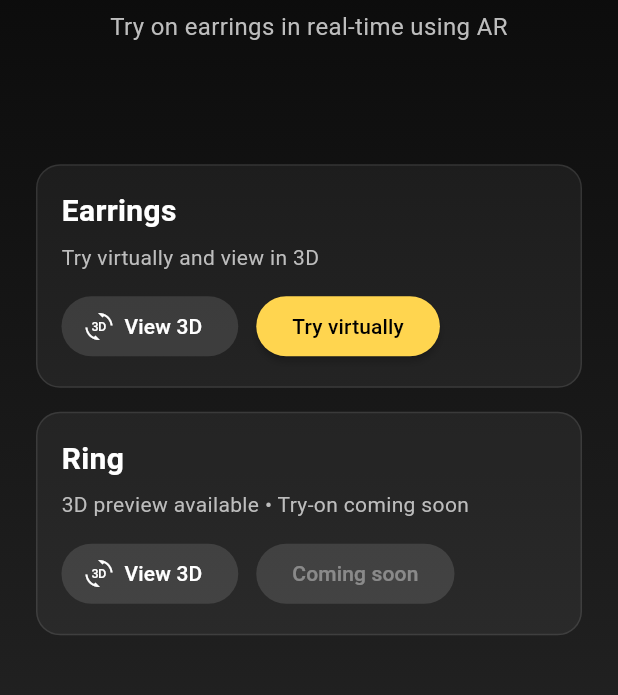
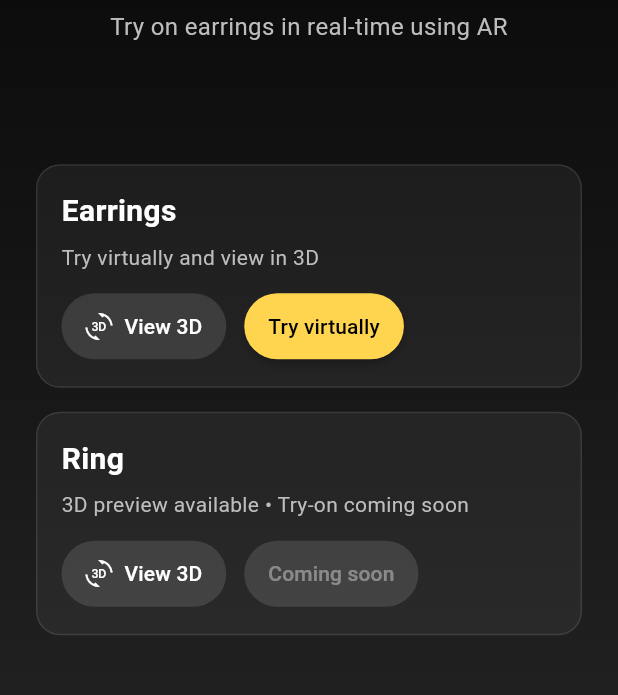
Before and after one commit to prabhanjansuratekar/phronesis-maya, a Flutter app: the screen it shows after launch, on a phone screen of 412 x 824 dp, the part 519-1214 px from its top. Run offline on Flutter 3.47's test engine with Material 3 defaults, Android fonts, the light colour scheme and no system bars; our stand-ins replace camera, permission_handler; missing offline and left inert: dart:html, dart:ui_web, face_detection_tflite, flutter_inappwebview, google_mlkit_face_detection, model_viewer_plus; project files that could hold a hidden picture were left out.

Commit message:
fix: wrap product actions to prevent overflow

```diff
--- a/flutter_jewelry/lib/screens/home_screen.dart
+++ b/flutter_jewelry/lib/screens/home_screen.dart
@@ -345,7 +345,9 @@ class _HomeScreenState extends State<HomeScreen> {
             ),
           ),
           const SizedBox(height: 12),
-          Row(
+          Wrap(
+            spacing: 12,
+            runSpacing: 8,
             children: [
               ElevatedButton.icon(
                 onPressed: () => _show3DViewer(title, glbAssetPath),
@@ -355,9 +357,11 @@ class _HomeScreenState extends State<HomeScreen> {
                   backgroundColor: Colors.white.withValues(alpha: 0.12),
                   foregroundColor: Colors.white,
                   elevation: 0,
+                  minimumSize: const Size(0, 44),
+                  padding:
+                      const EdgeInsets.symmetric(horizontal: 16, vertical: 12),
                 ),
               ),
-              const SizedBox(width: 12),
               ElevatedButton(
                 onPressed: enableTry ? onTry : null,
                 style: ElevatedButton.styleFrom(
@@ -365,6 +369,9 @@ class _HomeScreenState extends State<HomeScreen> {
                       enableTry ? Colors.amber.shade300 : Colors.grey.shade700,
                   foregroundColor: enableTry ? Colors.black : Colors.white,
                   elevation: enableTry ? 2 : 0,
+                  minimumSize: const Size(0, 44),
+                  padding:
+                      const EdgeInsets.symmetric(horizontal: 16, vertical: 12),
                 ),
                 child: Text(enableTry ? 'Try virtually' : 'Coming soon'),
               ),
```
